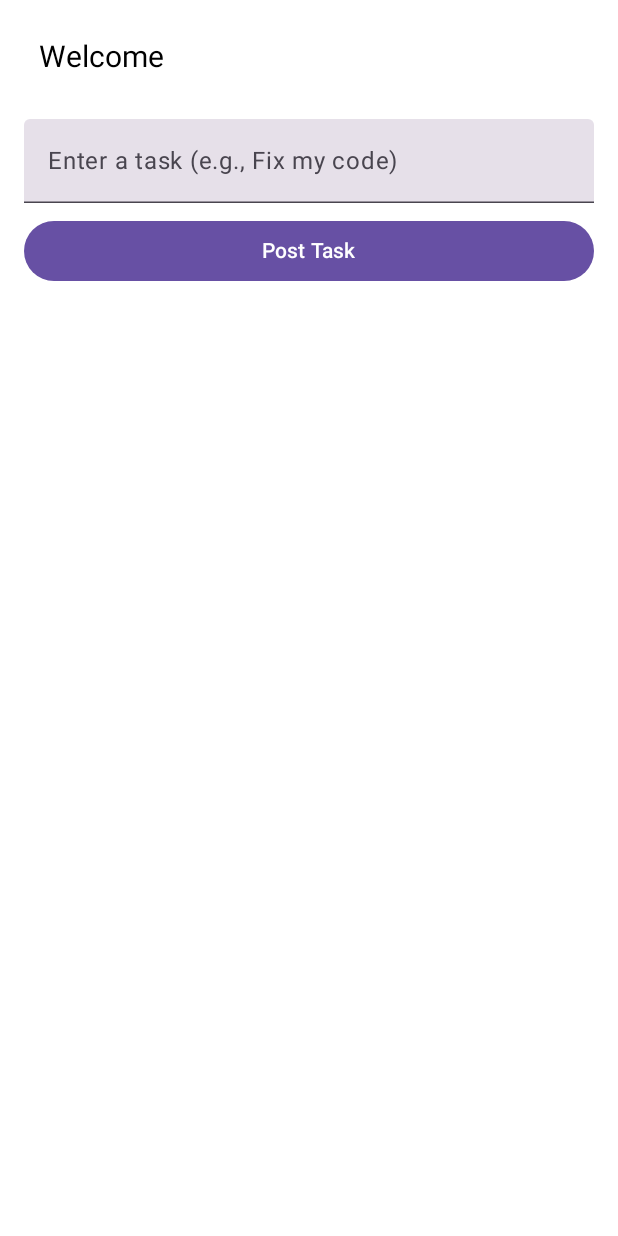
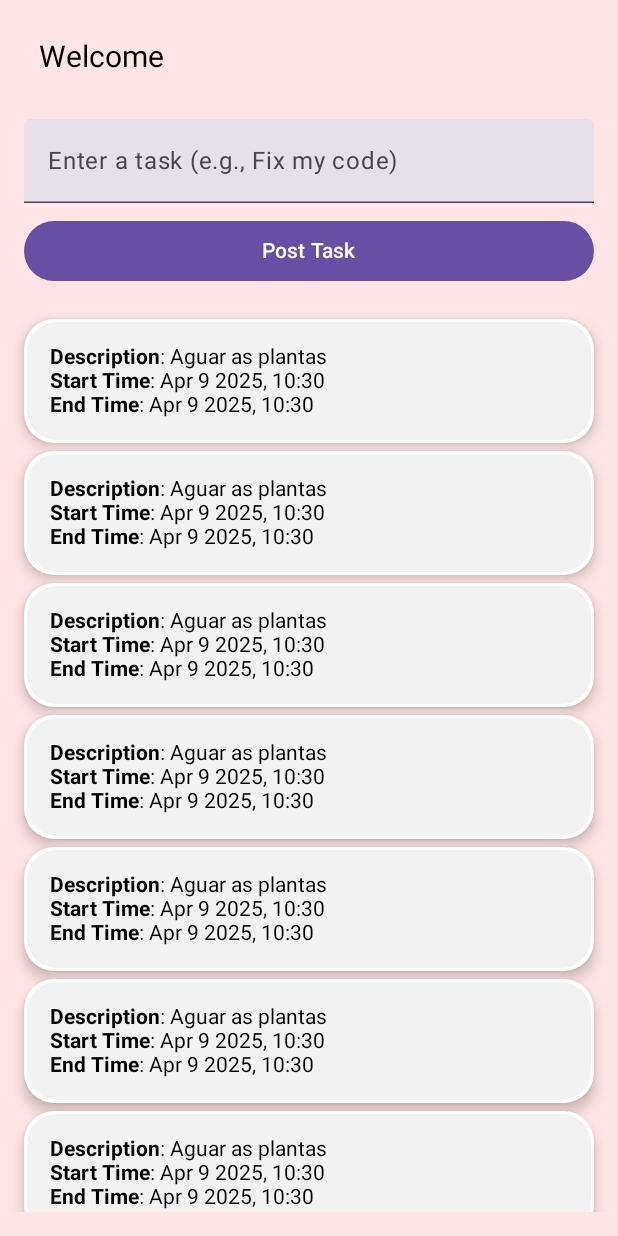
Before and after one commit to graffiti75/SkillPulse, an Android app built with Jetpack Compose: the @Preview function TaskScreenPreview, on a phone screen of 412 x 824 dp. Run offline under Robolectric (Android 15) with nearby library versions, the phone set to English and light mode, and no system bars.

Commit message:
TaskItem, shadowModifier and StyledText created

```diff
--- a/app/build.gradle.kts
+++ b/app/build.gradle.kts
@@ -14,7 +14,7 @@ android {
 
 	defaultConfig {
 		applicationId = "com.cericatto.skillpulse"
-		minSdk = 24
+		minSdk = 26
 		targetSdk = 35
 		versionCode = 1
 		versionName = "1.0"
--- a/app/src/main/java/com/cericatto/skillpulse/data/model/Task.kt
+++ b/app/src/main/java/com/cericatto/skillpulse/data/model/Task.kt
@@ -1,8 +1,10 @@
 package com.cericatto.skillpulse.data.model
 
 data class Task(
-	val description : String,
-	val timestamp : Long,
-	val startTime : Long,
-	val endTime : Long
+	val description : String = "Aguar as plantas",
+	val timestamp : Long = System.currentTimeMillis(),
+	val startTime : Long = System.currentTimeMillis(),
+	val endTime : Long = System.currentTimeMillis()
 )
+
+fun initTaskList() = List(10) { Task() }
--- a/app/src/main/java/com/cericatto/skillpulse/data/remote/FirebaseRemoteDatabase.kt
+++ b/app/src/main/java/com/cericatto/skillpulse/data/remote/FirebaseRemoteDatabase.kt
@@ -36,7 +36,9 @@ class FirebaseRemoteDatabase(
 		try {
 			val task = hashMapOf(
 				"description" to description,
-				"timestamp" to System.currentTimeMillis()
+				"timestamp" to System.currentTimeMillis(),
+				"startTime" to System.currentTimeMillis(),
+				"endTime" to System.currentTimeMillis(),
 			)
 			db.collection("tasks")
 				.add(task)
--- a/app/src/main/java/com/cericatto/skillpulse/ui/common/CommonComposables.kt
+++ b/app/src/main/java/com/cericatto/skillpulse/ui/common/CommonComposables.kt
@@ -23,12 +23,15 @@ import androidx.compose.runtime.getValue
 import androidx.compose.ui.Alignment
 import androidx.compose.ui.Modifier
 import androidx.compose.ui.draw.clip
+import androidx.compose.ui.draw.clipToBounds
+import androidx.compose.ui.draw.shadow
 import androidx.compose.ui.graphics.Color
 import androidx.compose.ui.graphics.RectangleShape
 import androidx.compose.ui.graphics.toArgb
 import androidx.compose.ui.platform.LocalView
 import androidx.compose.ui.text.TextStyle
 import androidx.compose.ui.text.style.TextAlign
+import androidx.compose.ui.unit.Dp
 import androidx.compose.ui.unit.dp
 import androidx.compose.ui.unit.sp
 import androidx.core.view.WindowCompat
@@ -122,3 +125,25 @@ fun BottomAlert(
 		Spacer(modifier = Modifier.padding(bottom = 10.dp))
 	}
 }
+
+fun Modifier.shadowModifier(
+	cornerShapePadding: Dp = 20.dp,
+	elevation: Dp = 5.dp,
+	borderColor: Color = Color.White,
+	contentColor: Color = Color.LightGray.copy(alpha = 0.25f)
+) = this
+	.shadow(
+		elevation = elevation,
+		shape = RoundedCornerShape(cornerShapePadding),
+	)
+	.background(
+		color = borderColor,
+		shape = RoundedCornerShape(cornerShapePadding)
+	)
+	.padding(2.dp)
+	.background(
+		color = contentColor,
+		shape = RoundedCornerShape(cornerShapePadding)
+	)
+	.fillMaxWidth()
+	.padding(15.dp)
--- /dev/null
+++ b/app/src/main/java/com/cericatto/skillpulse/ui/common/utils/DateTimeUtils.kt
@@ -0,0 +1,22 @@
+package com.cericatto.skillpulse.ui.common.utils
+
+import java.time.Instant
+import java.time.ZoneId
+import java.time.ZonedDateTime
+import java.time.format.DateTimeFormatter
+import java.util.Locale
+
+fun ZonedDateTime.getDateTimeAsString(pattern: String = "MMM d yyyy, HH:mm"): String {
+	val formatter = DateTimeFormatter.ofPattern(pattern, Locale.ENGLISH)
+	return this.format(formatter)
+}
+
+fun Long.toZonedDateTime(zoneId: String = ""): ZonedDateTime {
+	return ZonedDateTime.ofInstant(
+		Instant.ofEpochMilli(this),
+		if (zoneId.isEmpty()) ZoneId.systemDefault() else ZoneId.of("UTC")
+	)
+}
+
+fun Long.getDateTimeAsString(pattern: String = "MMM d yyyy, HH:mm") =
+	this.toZonedDateTime().getDateTimeAsString(pattern)
--- a/app/src/main/java/com/cericatto/skillpulse/ui/task/TaskScreen.kt
+++ b/app/src/main/java/com/cericatto/skillpulse/ui/task/TaskScreen.kt
@@ -1,5 +1,7 @@
 package com.cericatto.skillpulse.ui.task
 
+import androidx.compose.foundation.background
+import androidx.compose.foundation.layout.Arrangement
 import androidx.compose.foundation.layout.Box
 import androidx.compose.foundation.layout.Column
 import androidx.compose.foundation.layout.Spacer
@@ -9,6 +11,7 @@ import androidx.compose.foundation.layout.height
 import androidx.compose.foundation.layout.padding
 import androidx.compose.foundation.lazy.LazyColumn
 import androidx.compose.foundation.lazy.items
+import androidx.compose.foundation.shape.RoundedCornerShape
 import androidx.compose.material3.Button
 import androidx.compose.material3.Text
 import androidx.compose.material3.TextField
@@ -19,15 +22,24 @@ import androidx.compose.runtime.remember
 import androidx.compose.runtime.setValue
 import androidx.compose.ui.Alignment
 import androidx.compose.ui.Modifier
+import androidx.compose.ui.draw.shadow
+import androidx.compose.ui.graphics.Color
+import androidx.compose.ui.text.SpanStyle
 import androidx.compose.ui.text.TextStyle
+import androidx.compose.ui.text.buildAnnotatedString
+import androidx.compose.ui.text.font.FontWeight
+import androidx.compose.ui.text.withStyle
 import androidx.compose.ui.tooling.preview.Preview
 import androidx.compose.ui.unit.dp
 import androidx.compose.ui.unit.sp
 import androidx.hilt.navigation.compose.hiltViewModel
 import androidx.lifecycle.compose.collectAsStateWithLifecycle
+import com.cericatto.skillpulse.data.model.Task
+import com.cericatto.skillpulse.data.model.initTaskList
 import com.cericatto.skillpulse.ui.common.BottomAlert
 import com.cericatto.skillpulse.ui.common.DynamicStatusBarColor
-import com.google.firebase.firestore.FirebaseFirestore
+import com.cericatto.skillpulse.ui.common.shadowModifier
+import com.cericatto.skillpulse.ui.common.utils.getDateTimeAsString
 
 @Composable
 fun TaskScreenRoot(
@@ -62,11 +74,10 @@ fun TaskScreen(
 	onAction: (TaskScreenAction) -> Unit,
 	state: TaskScreenState
 ) {
-	val db = FirebaseFirestore.getInstance()
 	var taskDescription by remember { mutableStateOf("") }
-
 	Column(
 		modifier = Modifier
+			.background(Color.Red.copy(alpha = 0.1f))
 			.fillMaxSize()
 			.padding(16.dp)
 	) {
@@ -75,7 +86,8 @@ fun TaskScreen(
 			style = TextStyle(
 				fontSize = 20.sp
 			),
-			modifier = Modifier.padding(10.dp)
+			modifier = Modifier
+				.padding(10.dp)
 				.padding(bottom = 20.dp)
 		)
 
@@ -92,14 +104,8 @@ fun TaskScreen(
 		Spacer(modifier = Modifier.height(8.dp))
 		Button(
 			onClick = {
-				if (taskDescription.isNotEmpty()) {
-					val task = hashMapOf(
-						"description" to taskDescription,
-						"timestamp" to System.currentTimeMillis()
-					)
-					db.collection("tasks").add(task)
-					taskDescription = ""
-				}
+				onAction(TaskScreenAction.OnLoadingUpdate(true))
+				onAction(TaskScreenAction.OnAddTask(description = taskDescription))
 			},
 			modifier = Modifier.fillMaxWidth()
 		) {
@@ -108,13 +114,63 @@ fun TaskScreen(
 		Spacer(modifier = Modifier.height(16.dp))
 		LazyColumn {
 			items(state.tasks) { task ->
-				Text(
-					text = task.toString(),
-					modifier = Modifier.padding(8.dp)
+				TaskItem(
+					modifier = Modifier
+						.padding(top = 5.dp),
+					state = state,
+					task = task
 				)
 			}
 		}
 	}
+}
+
+@Composable
+private fun TaskItem(
+	modifier: Modifier = Modifier,
+	state: TaskScreenState,
+	task: Task
+) {
+	if (state.loading) {
+
+	} else {
+		Column(
+			verticalArrangement = Arrangement.Center,
+			horizontalAlignment = Alignment.Start,
+			modifier = modifier.shadowModifier()
+		) {
+			StyledText(
+				title = "Description",
+				content = task.description
+			)
+			StyledText(
+				title = "Start Time",
+				content = task.startTime.getDateTimeAsString()
+			)
+			StyledText(
+				title = "End Time",
+				content = task.endTime.getDateTimeAsString()
+			)
+		}
+	}
+}
+
+@Composable
+private fun StyledText(
+	title: String,
+	content: String
+) {
+	val annotatedString = buildAnnotatedString {
+		withStyle(style = SpanStyle(fontWeight = FontWeight.Bold)) {
+			append(title)
+		}
+		append(": ")
+		withStyle(style = SpanStyle(fontWeight = FontWeight.Normal)) {
+			append(content)
+		}
+	}
+
+	Text(text = annotatedString)
 }
 
 @Preview
@@ -123,6 +179,19 @@ fun TaskScreenPreview() {
 	TaskScreen(
 		modifier = Modifier,
 		onAction = {},
-		state = TaskScreenState()
+		state = TaskScreenState().copy(
+			tasks = initTaskList(),
+			loading = false
+		)
 	)
 }
+
+@Preview
+@Composable
+fun TaskItemPreview() {
+	TaskItem(
+		modifier = Modifier,
+		state = TaskScreenState(),
+		task = Task()
+	)
+}
--- a/app/src/main/java/com/cericatto/skillpulse/ui/task/TaskScreenAction.kt
+++ b/app/src/main/java/com/cericatto/skillpulse/ui/task/TaskScreenAction.kt
@@ -2,4 +2,6 @@ package com.cericatto.skillpulse.ui.task
 
 sealed interface TaskScreenAction {
 	data object OnDismissAlert : TaskScreenAction
+	data class OnLoadingUpdate(val loading: Boolean) : TaskScreenAction
+	data class OnAddTask(val description: String) : TaskScreenAction
 }
--- a/app/src/main/res/values/strings.xml
+++ b/app/src/main/res/values/strings.xml
@@ -3,6 +3,8 @@
 
     <string name="login_success">Login Successful!</string>
     <string name="signup_success">User created successfully!</string>
+
+    <string name="add_task_success">Task added successfully!</string>
 
     <!--=============== ERRORS ===============-->
 
```
Also changed, not shown: app/src/main/java/com/cericatto/skillpulse/ui/task/TaskScreenViewModel.kt (+40 -0 lines).
